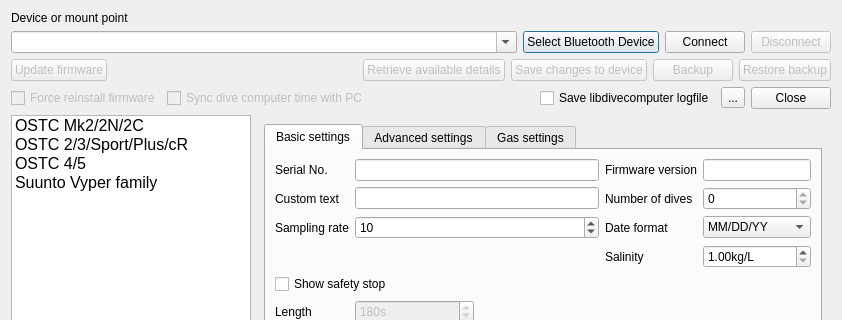
Before: the Qt Designer form desktop-widgets/configuredivecomputerdialog.ui in subsurface/subsurface, drawn with Qt 5; both pictures show x 0 to 842 and y 0 to 320 of the 842 by 614 pixel window.
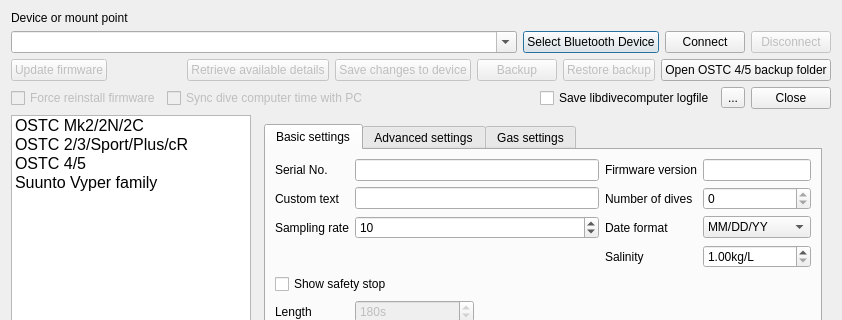
After: the same form once the commit is applied. Icons and pictures are not drawn.

Commit message:
OSTC4: Verify and back up settings edits with owned device sessions
Capture source-backed OSTC4/5 settings and verify device identity, firmware, and record baselines before applying deltas. Keep readable settings separate from writable baselines, retain backed-up legacy edits, and preserve explicit clock synchronisation.

Own read and save transport in settings workers, serialise device operations, and finish RFCOMM teardown before reopening. Cover transaction validation and persistent-session dialog behaviour with focused tests.

What changed in the file:
```diff
--- a/desktop-widgets/configuredivecomputerdialog.ui
+++ b/desktop-widgets/configuredivecomputerdialog.ui
@@ -140,6 +140,16 @@
        </property>
       </widget>
      </item>
+     <item>
+      <widget class="QPushButton" name="openOstc4BackupFolderButton">
+       <property name="text">
+        <string>Open OSTC 4/5 backup folder</string>
+       </property>
+       <property name="toolTip">
+        <string>Open the folder containing partial raw OSTC 4/5 settings backups for manual recovery</string>
+       </property>
+      </widget>
+     </item>
     </layout>
    </item>
    <item>
```
The commit also changes 18 other files.
